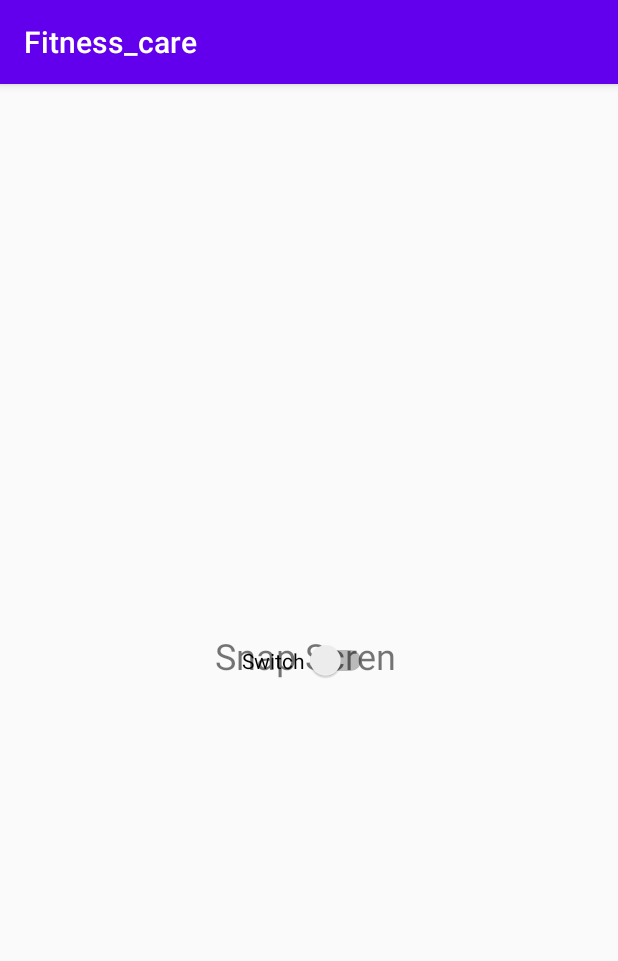
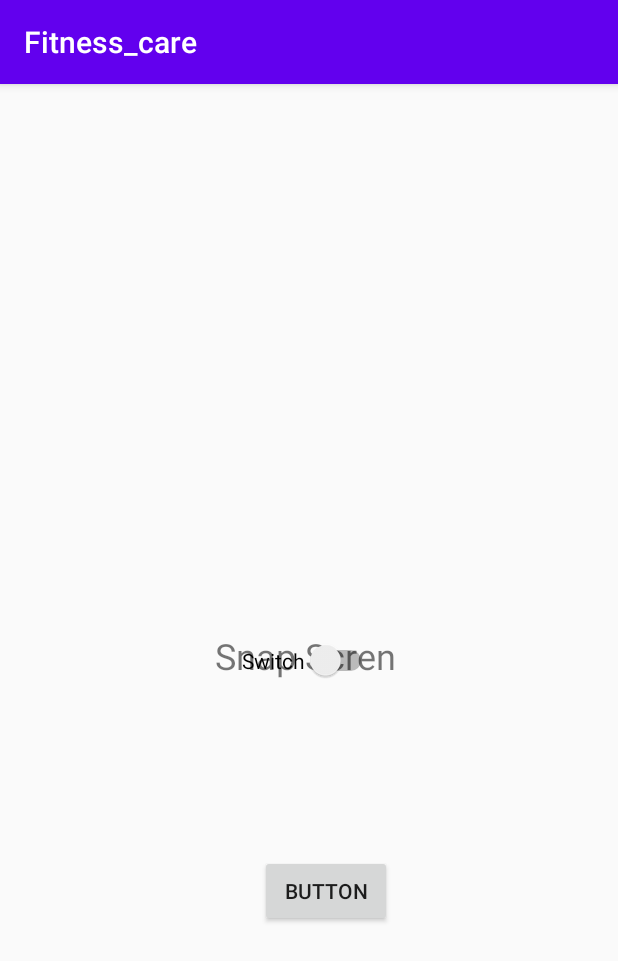
Before and after one commit to Anandhiswankar/fitness_app, an Android app: the screen it shows after launch (MainActivity), on a phone screen of 412 x 824 dp. Shown: the top 961 px of the screen. Run offline under Robolectric (Android 15) with nearby library versions, the phone set to English and light mode, and no system bars.

Commit message:
new button

```diff
--- a/app/src/main/res/layout/activity_main.xml
+++ b/app/src/main/res/layout/activity_main.xml
@@ -33,6 +33,18 @@
             app:layout_constraintStart_toStartOf="parent"
             app:layout_constraintTop_toTopOf="parent" />
 
+        <Button
+            android:id="@+id/button"
+            android:layout_width="wrap_content"
+            android:layout_height="wrap_content"
+            android:text="Button"
+            app:layout_constraintBottom_toBottomOf="parent"
+            app:layout_constraintEnd_toEndOf="parent"
+            app:layout_constraintHorizontal_bias="0.535"
+            app:layout_constraintStart_toStartOf="parent"
+            app:layout_constraintTop_toTopOf="parent"
+            app:layout_constraintVertical_bias="0.714" />
+
     </android.support.constraint.ConstraintLayout>
 
 </RelativeLayout>
```
